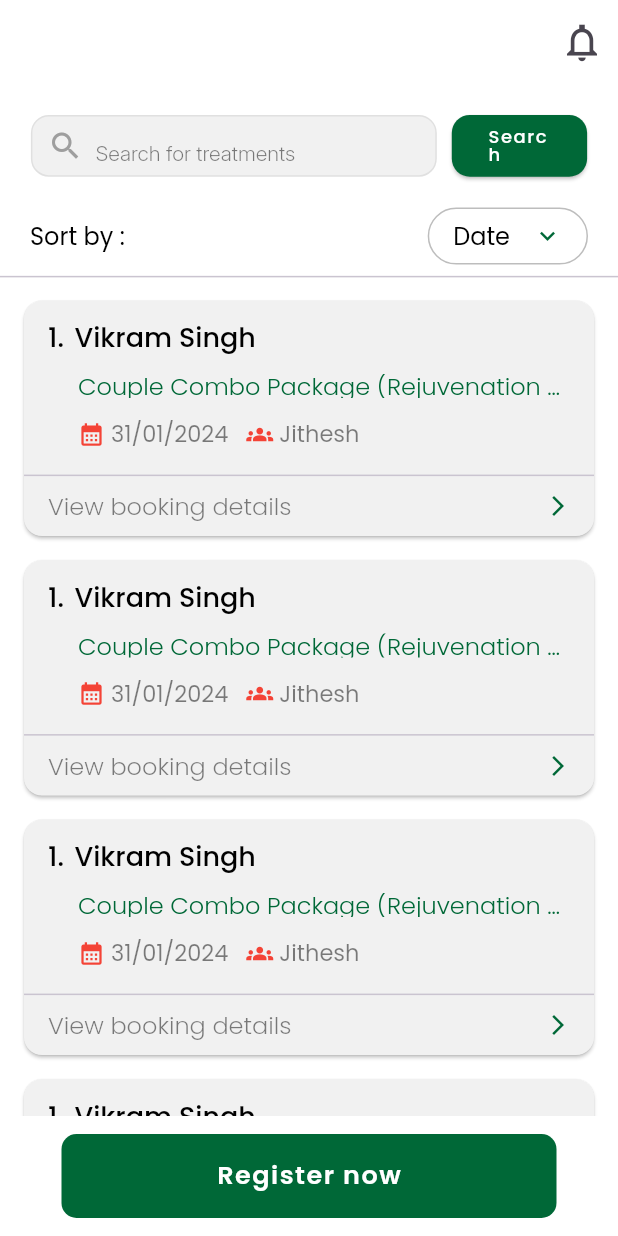
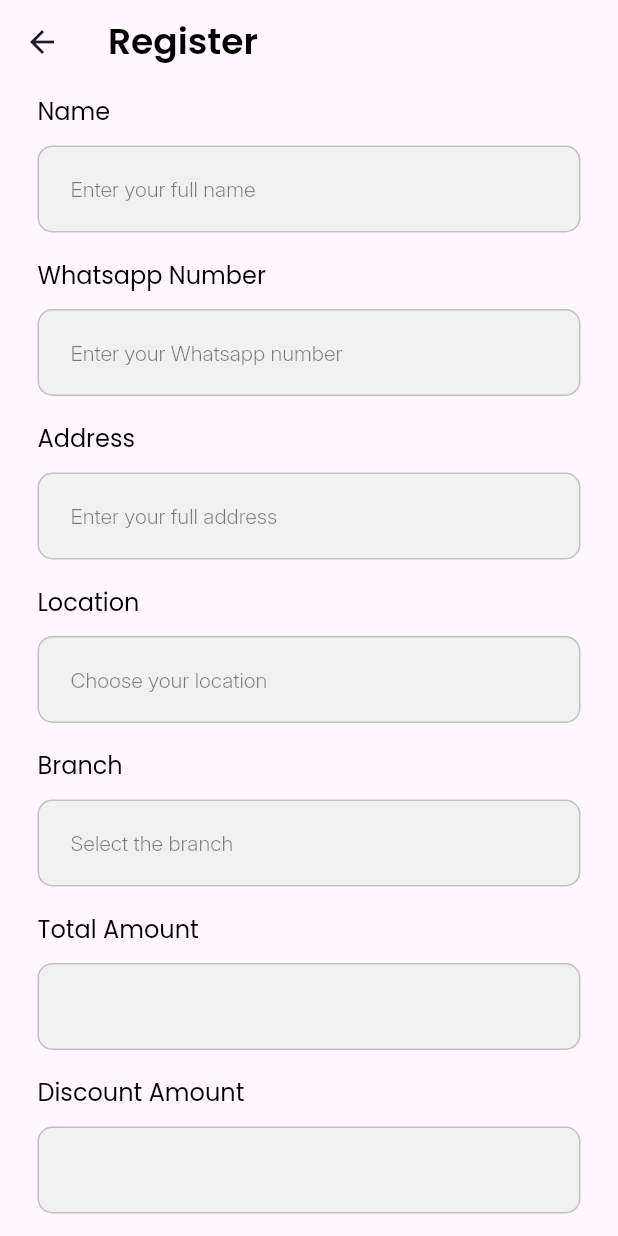
Before and after one commit to vishag002/Noviindus_Ayurvedic_Patient_App, a Flutter app: the HomeScreen screen opened by its route, after a tap on "Register now", on a phone screen of 412 x 824 dp. Run offline on Flutter 3.47's test engine with Material 3 defaults, Android fonts, the light colour scheme and no system bars; our stand-ins replace go_router.

Commit message:
register_screen ui

```diff
--- a/lib/core/router_class.dart
+++ b/lib/core/router_class.dart
@@ -3,6 +3,7 @@ import 'package:go_router/go_router.dart';
 import 'package:noviindus_ayurvedic_patient_app/views/auth/login_screen.dart';
 import 'package:noviindus_ayurvedic_patient_app/views/splash_screen.dart';
 import 'package:noviindus_ayurvedic_patient_app/views/user%20screens/home_screen.dart';
+import 'package:noviindus_ayurvedic_patient_app/views/user%20screens/register_screen.dart';
 
 final GoRouter appRouter = GoRouter(
   routes: <RouteBase>[
@@ -32,5 +33,14 @@ final GoRouter appRouter = GoRouter(
         return LoginScreen();
       },
     ),
+
+    //Register Screen
+    GoRoute(
+      path: '/registerScreen',
+      name: 'registerScreen',
+      builder: (BuildContext context, GoRouterState state) {
+        return RegisterScreen();
+      },
+    ),
   ],
 );
--- a/lib/core/text_constants.dart
+++ b/lib/core/text_constants.dart
@@ -8,6 +8,8 @@ class AppText {
   static const String enterEmail = 'Enter your Email';
   static const String enterPassword = 'Enter your Password';
   static const String login = 'Login';
+  static const String save = 'SaVe';
+  static const String register = 'Register';
   static const String registerNow = 'Register now';
 
   static const String authAgreement =
@@ -20,4 +22,24 @@ class AppText {
 
   // Booking
   static const String viewBookingDetails = 'View booking details';
+
+  //
+  static const String name = 'Name';
+  static const String enterYourFullName = 'Enter your full name';
+  static const String whatsappNumber = 'Whatsapp Number';
+  static const String enterYourWhatsappNumber = 'Enter your Whatsapp number';
+  static const String address = 'Address';
+  static const String enterYourFullAddress = 'Enter your full address';
+  static const String location = 'Location';
+  static const String chooseYourLocation = 'Choose your location';
+  static const String branch = 'Branch';
+  static const String selectTheBranch = 'Select the branch';
+  static const String treatments = 'Treatments';
+  static const String addTreatments = '+ Add Treatments';
+  static const String totalAmount = 'Total Amount';
+  static const String discountAmount = 'Discount Amount';
+  static const String paymentOption = 'Payment Option';
+  static const String advanceAmount = 'Advance Amount';
+  static const String balanceAmount = 'Balance Amount';
+  static const String treatmentDate = 'Treatment Time';
 }
--- a/lib/views/user screens/home_screen.dart
+++ b/lib/views/user screens/home_screen.dart
@@ -1,4 +1,5 @@
 import 'package:flutter/material.dart';
+import 'package:go_router/go_router.dart';
 import 'package:noviindus_ayurvedic_patient_app/core/color_const.dart';
 import 'package:noviindus_ayurvedic_patient_app/core/text_constants.dart';
 import 'package:noviindus_ayurvedic_patient_app/core/text_styles.dart';
@@ -56,6 +57,7 @@ class HomeScreen extends StatelessWidget {
           buttonText: AppText.registerNow,
           ontap: () {
             // onTap action
+            context.push('/registerScreen');
           },
         ),
       ),
--- /dev/null
+++ b/lib/views/user screens/register_screen.dart
@@ -0,0 +1,69 @@
+import 'package:flutter/material.dart';
+import 'package:noviindus_ayurvedic_patient_app/core/text_constants.dart';
+import 'package:noviindus_ayurvedic_patient_app/core/text_styles.dart';
+import 'package:noviindus_ayurvedic_patient_app/widgets/custom_text_field_widget.dart';
+
+class RegisterScreen extends StatelessWidget {
+  const RegisterScreen({super.key});
+
+  @override
+  Widget build(BuildContext context) {
+    return Scaffold(
+      appBar: AppBar(
+        title: Text(AppText.register, style: AppTextStyles.heading1),
+      ),
+      body: SingleChildScrollView(
+        child: Column(
+          children: [
+            //name
+            CustomTextField(
+              label: AppText.name,
+              hintText: AppText.enterYourFullName,
+            ),
+
+            //whatsapp number
+            CustomTextField(
+              label: AppText.whatsappNumber,
+              hintText: AppText.enterYourWhatsappNumber,
+            ),
+
+            //address
+            CustomTextField(
+              label: AppText.address,
+              hintText: AppText.enterYourFullAddress,
+            ),
+
+            //location
+            CustomTextField(
+              label: AppText.location,
+              hintText: AppText.chooseYourLocation,
+            ),
+
+            //branch
+            CustomTextField(
+              label: AppText.branch,
+              hintText: AppText.selectTheBranch,
+            ),
+
+            //treatmentwidget
+            //
+            //total amount
+            CustomTextField(label: AppText.totalAmount, hintText: ""),
+
+            //discount amount
+            CustomTextField(label: AppText.discountAmount, hintText: ""),
+            //payment cash radio button
+            //advance amount
+            CustomTextField(
+              label: AppText.advanceAmount,
+              hintText: AppText.enterYourFullName,
+            ),
+            //balance amount
+            //treatment date
+            //save button
+          ],
+        ),
+      ),
+    );
+  }
+}
```
